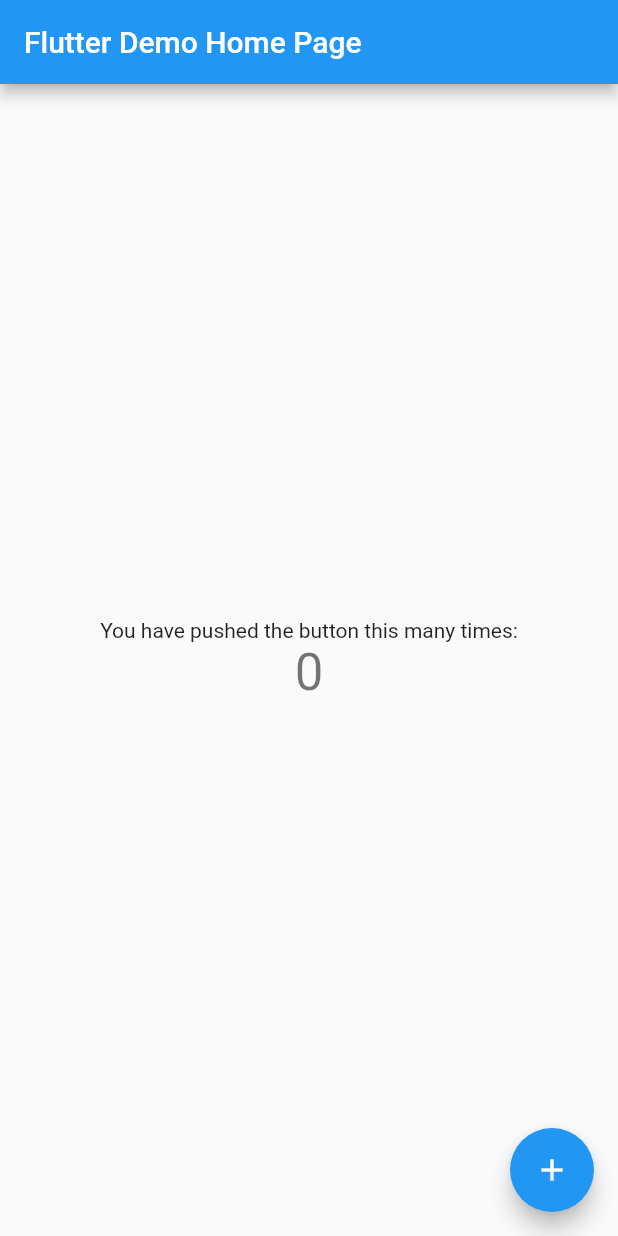
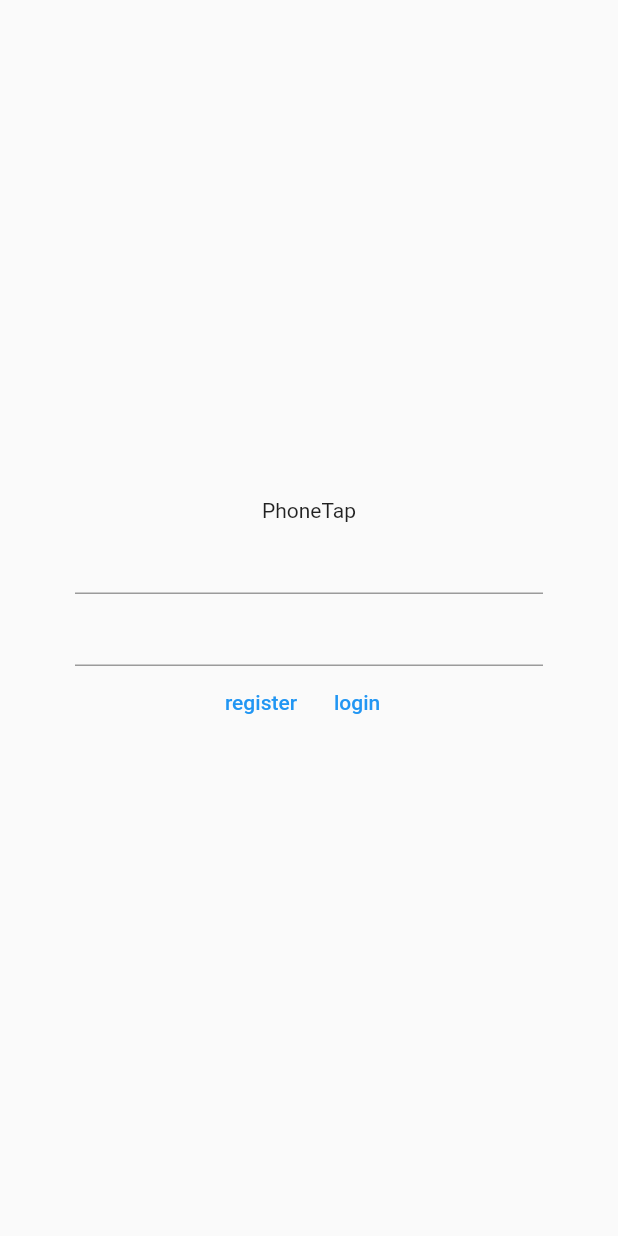
Before and after one commit to Divocaak/phone-tap, a Flutter app: the screen it shows after launch, on a phone screen of 412 x 824 dp. Run offline on Flutter 3.47's test engine with Material 2 defaults, Android fonts, the phone set to English and light mode, and no system bars.

Commit message:
login screen návrh

```diff
--- /dev/null
+++ b/lib/general.dart
@@ -0,0 +1,3 @@
+export 'package:phone_tap/objects/user.dart';
+
+String remoteUrl = "";
--- a/lib/main.dart
+++ b/lib/main.dart
@@ -1,115 +1,60 @@
 import 'package:flutter/material.dart';
+import 'package:flutter/widgets.dart';
 
 void main() {
-  runApp(const MyApp());
+  runApp(const PhoneTap());
 }
 
-class MyApp extends StatelessWidget {
-  const MyApp({Key? key}) : super(key: key);
-
-  // This widget is the root of your application.
+class PhoneTap extends StatelessWidget {
+  const PhoneTap({Key? key}) : super(key: key);
   @override
   Widget build(BuildContext context) {
-    return MaterialApp(
-      title: 'Flutter Demo',
-      theme: ThemeData(
-        // This is the theme of your application.
-        //
-        // Try running your application with "flutter run". You'll see the
-        // application has a blue toolbar. Then, without quitting the app, try
-        // changing the primarySwatch below to Colors.green and then invoke
-        // "hot reload" (press "r" in the console where you ran "flutter run",
-        // or simply save your changes to "hot reload" in a Flutter IDE).
-        // Notice that the counter didn't reset back to zero; the application
-        // is not restarted.
-        primarySwatch: Colors.blue,
-      ),
-      home: const MyHomePage(title: 'Flutter Demo Home Page'),
-    );
+    return const MaterialApp(title: 'PhoneTap', home: HomePage());
   }
 }
 
-class MyHomePage extends StatefulWidget {
-  const MyHomePage({Key? key, required this.title}) : super(key: key);
-
-  // This widget is the home page of your application. It is stateful, meaning
-  // that it has a State object (defined below) that contains fields that affect
-  // how it looks.
-
-  // This class is the configuration for the state. It holds the values (in this
-  // case the title) provided by the parent (in this case the App widget) and
-  // used by the build method of the State. Fields in a Widget subclass are
-  // always marked "final".
-
-  final String title;
+class HomePage extends StatefulWidget {
+  const HomePage({Key? key}) : super(key: key);
 
   @override
-  State<MyHomePage> createState() => _MyHomePageState();
+  State<HomePage> createState() => _HomePageState();
 }
 
-class _MyHomePageState extends State<MyHomePage> {
-  int _counter = 0;
-
-  void _incrementCounter() {
-    setState(() {
-      // This call to setState tells the Flutter framework that something has
-      // changed in this State, which causes it to rerun the build method below
-      // so that the display can reflect the updated values. If we changed
-      // _counter without calling setState(), then the build method would not be
-      // called again, and so nothing would appear to happen.
-      _counter++;
-    });
-  }
+class _HomePageState extends State<HomePage> {
+  TextEditingController phoneController = TextEditingController();
+  TextEditingController passController = TextEditingController();
 
   @override
   Widget build(BuildContext context) {
-    // This method is rerun every time setState is called, for instance as done
-    // by the _incrementCounter method above.
-    //
-    // The Flutter framework has been optimized to make rerunning build methods
-    // fast, so that you can just rebuild anything that needs updating rather
-    // than having to individually change instances of widgets.
     return Scaffold(
-      appBar: AppBar(
-        // Here we take the value from the MyHomePage object that was created by
-        // the App.build method, and use it to set our appbar title.
-        title: Text(widget.title),
-      ),
-      body: Center(
-        // Center is a layout widget. It takes a single child and positions it
-        // in the middle of the parent.
-        child: Column(
-          // Column is also a layout widget. It takes a list of children and
-          // arranges them vertically. By default, it sizes itself to fit its
-          // children horizontally, and tries to be as tall as its parent.
-          //
-          // Invoke "debug painting" (press "p" in the console, choose the
-          // "Toggle Debug Paint" action from the Flutter Inspector in Android
-          // Studio, or the "Toggle Debug Paint" command in Visual Studio Code)
-          // to see the wireframe for each widget.
-          //
-          // Column has various properties to control how it sizes itself and
-          // how it positions its children. Here we use mainAxisAlignment to
-          // center the children vertically; the main axis here is the vertical
-          // axis because Columns are vertical (the cross axis would be
-          // horizontal).
-          mainAxisAlignment: MainAxisAlignment.center,
-          children: <Widget>[
-            const Text(
-              'You have pushed the button this many times:',
-            ),
-            Text(
-              '$_counter',
-              style: Theme.of(context).textTheme.headline4,
-            ),
-          ],
-        ),
-      ),
-      floatingActionButton: FloatingActionButton(
-        onPressed: _incrementCounter,
-        tooltip: 'Increment',
-        child: const Icon(Icons.add),
-      ), // This trailing comma makes auto-formatting nicer for build methods.
-    );
+        body: Padding(
+            padding: const EdgeInsets.symmetric(horizontal: 50),
+            child:
+                Column(mainAxisAlignment: MainAxisAlignment.center, children: [
+              const Text("PhoneTap"),
+              inputField(phoneController, TextInputType.phone, false),
+              inputField(passController, TextInputType.text, true),
+              Row(mainAxisAlignment: MainAxisAlignment.center, children: [
+                formButton(() {
+                  debugPrint(phoneController.text);
+                }, "register"),
+                formButton(() {
+                  debugPrint(passController.text);
+                }, "login")
+              ])
+            ])));
+  }
+
+  Widget inputField(TextEditingController controller,
+      TextInputType keyboardType, bool obscureText) {
+    return TextField(
+        controller: controller,
+        keyboardType: keyboardType,
+        autocorrect: false,
+        obscureText: obscureText);
+  }
+
+  Widget formButton(Function() onPressed, String text) {
+    return TextButton(onPressed: onPressed, child: Text(text));
   }
 }
--- a/pubspec.yaml
+++ b/pubspec.yaml
@@ -34,6 +34,7 @@ dependencies:
   # The following adds the Cupertino Icons font to your application.
   # Use with the CupertinoIcons class for iOS style icons.
   cupertino_icons: ^1.0.2
+  http: ^0.13.3
 
 dev_dependencies:
   flutter_test:
```
Also changed, not shown: lib/objects/user.dart (added, +14 -0 lines), lib/remote/sign.dart (added, +32 -0 lines), pubspec.lock, 1 other file.
